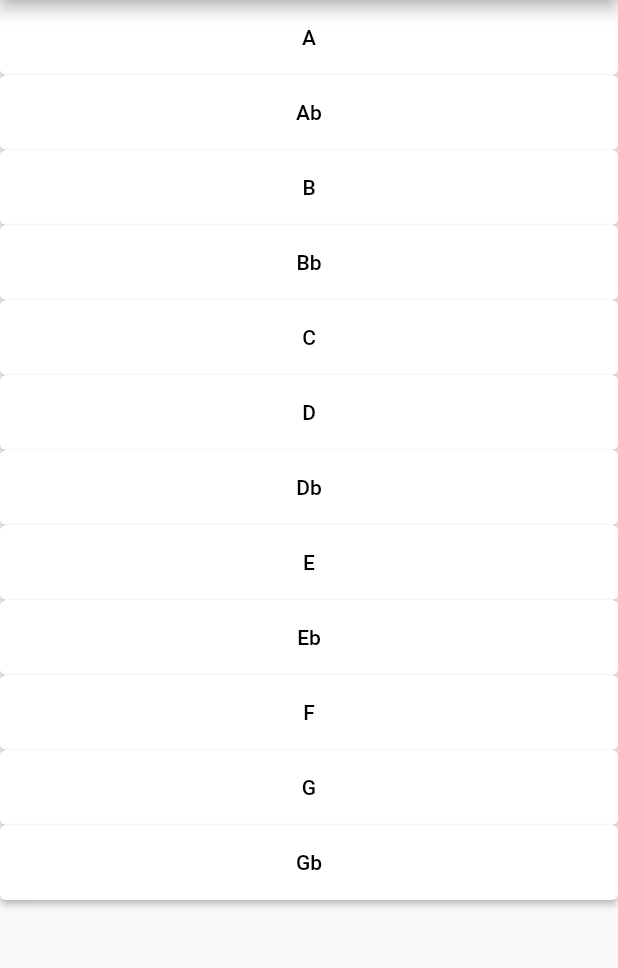
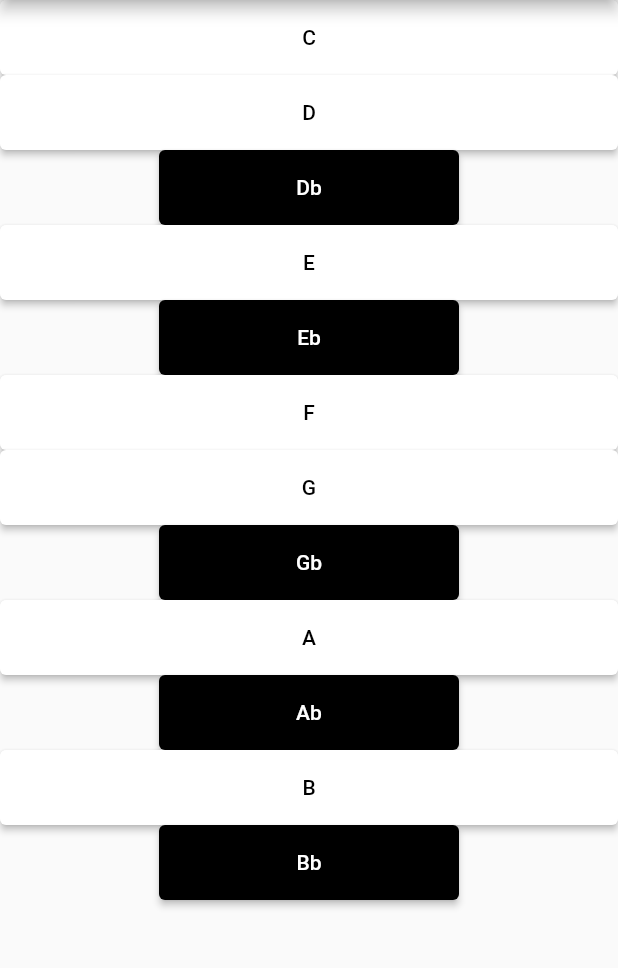
Before and after one commit to alexmagaddino/PianoFlutter, a Flutter app: the screen it shows after launch, on a phone screen of 412 x 824 dp, the part 84-1052 px from its top. Run offline on Flutter 3.47's test engine with Material 2 defaults, Android fonts, the phone set to English and light mode, and no system bars; our stand-ins replace just_audio.

Commit message:
divided black from white keys

```diff
--- a/lib/components/white-key.dart
+++ b/lib/components/white-key.dart
@@ -5,18 +5,30 @@ import 'package:piano_flutter/vo/notes.dart';
 
 class WhiteKey extends StatelessWidget {
   final Note _note;
+  final _player = AudioPlayer();
+  Color? _background;
+  Color? _textColor;
+  double? _width;
 
-  final _player = AudioPlayer();
-
-  WhiteKey(this._note);
+  WhiteKey(this._note) {
+    if (_note.isWhite) {
+      _width = double.infinity;
+      _background = Colors.white;
+      _textColor = Colors.black;
+    } else {
+      _width = 200;
+      _background = Colors.black;
+      _textColor = Colors.white;
+    }
+  }
 
   @override
   Widget build(BuildContext context) => Container(
-        width: double.infinity,
+        width: _width,
         height: 50,
         child: ElevatedButton(
           style: ElevatedButton.styleFrom(
-              primary: Colors.white, onPrimary: Colors.black),
+              primary: _background, onPrimary: _textColor),
           onPressed: () {
             _player.setAsset(_note.audioRes);
             _player.play();
--- a/lib/vo/notes.dart
+++ b/lib/vo/notes.dart
@@ -1,7 +1,23 @@
-enum Note { A, Ab, B, Bb, C, D, Db, E, Eb, F, G, Gb }
+enum Note {
+  C,
+  D,
+  Db,
+  E,
+  Eb,
+  F,
+  G,
+  Gb,
+  A,
+  Ab,
+  B,
+  Bb,
+}
 
 extension NoteExt on Note {
   String get prettyValue => this.toString().split('.').last;
+
+  bool get isWhite => [Note.Ab, Note.Bb, Note.Db, Note.Eb, Note.Gb]
+      .every((note) => this != note);
 
   String get audioRes {
     switch (this) {
```
